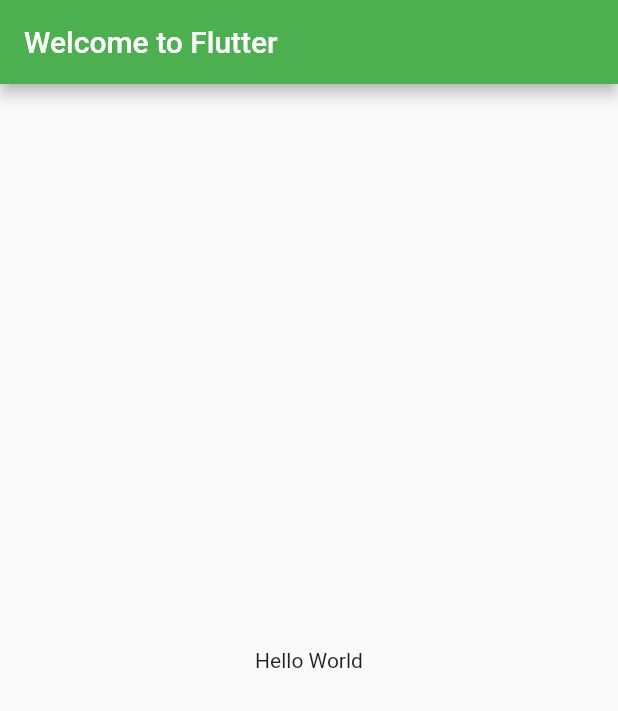
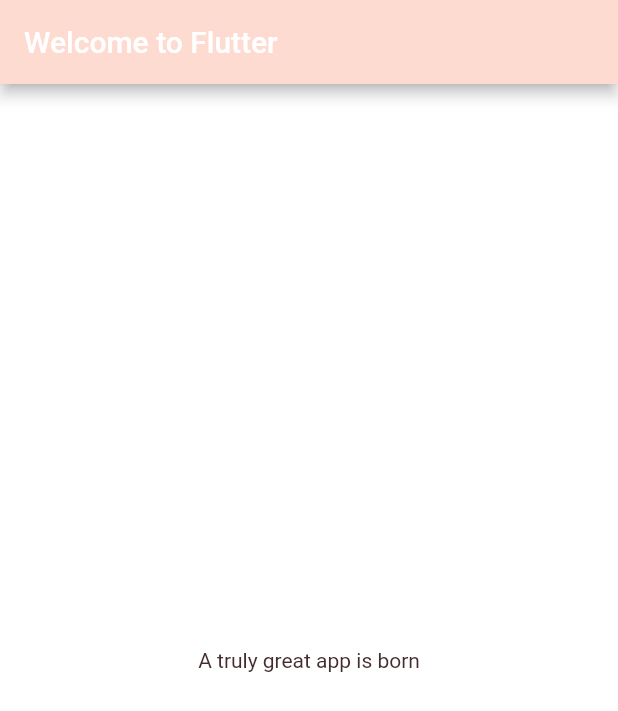
Before and after one commit to ginomcfino/v-e-s-p-e-r, a Flutter app: the screen it shows after launch, on a phone screen of 412 x 824 dp. Shown: the top 711 px of the screen. Run offline on Flutter 3.47's test engine with Material 2 defaults, Android fonts, the phone set to English and light mode, and no system bars; Roboto replaces fonts that are missing (Rubik).

Commit message:
added material design

```diff
--- a/lib/main.dart
+++ b/lib/main.dart
@@ -11,15 +11,107 @@
   Widget build(BuildContext context) {
     return MaterialApp(
       title: 'Welcome to Flutter',
-      theme: ThemeData(primarySwatch: Colors.green),
-      home: Scaffold(
-        appBar: AppBar(
-          title: Text('Welcome to Flutter'),
-        ),
-        body: Center(
-          child: Text('Hello World'),
-        ),
+      theme: _buildShrineTheme(),
+      home: HomePage(),
+    );
+  }
+}
+
+class HomePage extends StatelessWidget {
+  @override
+  Widget build(BuildContext context) {
+    return Scaffold(
+      appBar: AppBar(
+        title: Text('Welcome to Flutter'),
+      ),
+      body: Center(
+        child: Text('A truly great app is born'),
       ),
     );
   }
 }
+
+/*
+  Copped Shrine theme
+*/
+
+ThemeData _buildShrineTheme() {
+  final ThemeData base = ThemeData.light();
+  return base.copyWith(
+    colorScheme: _shrineColorScheme,
+    toggleableActiveColor: shrinePink400,
+    accentColor: shrineBrown900,
+    primaryColor: shrinePink100,
+    primaryColorLight: shrinePink100,
+    buttonColor: shrinePink100,
+    scaffoldBackgroundColor: shrineBackgroundWhite,
+    cardColor: shrineBackgroundWhite,
+    textSelectionColor: shrinePink100,
+    errorColor: shrineErrorRed,
+    buttonTheme: ButtonThemeData(
+      colorScheme: _shrineColorScheme.copyWith(primary: shrinePink400),
+      textTheme: ButtonTextTheme.normal,
+    ),
+    primaryIconTheme: _customIconTheme(base.iconTheme),
+    textTheme: _buildShrineTextTheme(base.textTheme),
+    primaryTextTheme: _buildShrineTextTheme(base.primaryTextTheme),
+    accentTextTheme: _buildShrineTextTheme(base.accentTextTheme),
+    iconTheme: _customIconTheme(base.iconTheme),
+  );
+}
+
+IconThemeData _customIconTheme(IconThemeData original) {
+  return original.copyWith(color: shrineBrown900);
+}
+
+TextTheme _buildShrineTextTheme(TextTheme base) {
+  return base
+      .copyWith(
+        caption: base.caption?.copyWith(
+          fontWeight: FontWeight.w400,
+          fontSize: 14,
+          letterSpacing: defaultLetterSpacing,
+        ),
+        button: base.button?.copyWith(
+          fontWeight: FontWeight.w500,
+          fontSize: 14,
+          letterSpacing: defaultLetterSpacing,
+        ),
+      )
+      .apply(
+        fontFamily: 'Rubik',
+        displayColor: shrineBrown900,
+        bodyColor: shrineBrown900,
+      );
+}
+
+const ColorScheme _shrineColorScheme = ColorScheme(
+  primary: shrinePink100,
+  primaryVariant: shrineBrown900,
+  secondary: shrinePink50,
+  secondaryVariant: shrineBrown900,
+  surface: shrineSurfaceWhite,
+  background: shrineBackgroundWhite,
+  error: shrineErrorRed,
+  onPrimary: shrineBrown900,
+  onSecondary: shrineBrown900,
+  onSurface: shrineBrown900,
+  onBackground: shrineBrown900,
+  onError: shrineSurfaceWhite,
+  brightness: Brightness.light,
+);
+
+const Color shrinePink50 = Color(0xFFFEEAE6);
+const Color shrinePink100 = Color(0xFFFEDBD0);
+const Color shrinePink300 = Color(0xFFFBB8AC);
+const Color shrinePink400 = Color(0xFFEAA4A4);
+
+const Color shrineBrown900 = Color(0xFF442B2D);
+const Color shrineBrown600 = Color(0xFF7D4F52);
+
+const Color shrineErrorRed = Color(0xFFC5032B);
+
+const Color shrineSurfaceWhite = Color(0xFFFFFBFA);
+const Color shrineBackgroundWhite = Colors.white;
+
+const defaultLetterSpacing = 0.03;
```
